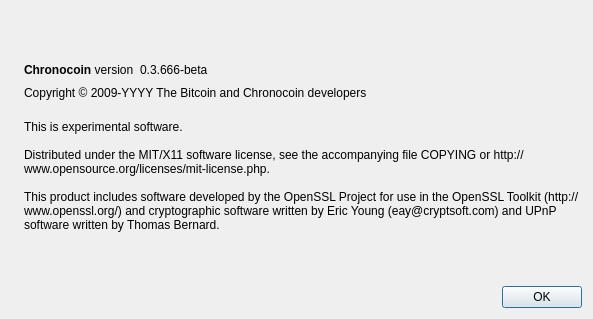
Before: the Qt Designer form src/qt/forms/aboutdialog.ui in chronokings/huntercoin, drawn with Qt 5.
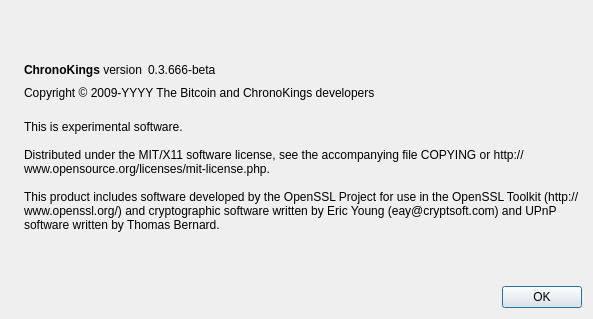
After: the same form once the commit is applied. Icons and pictures are not drawn.

Commit message: Renamed from Chronocoin to Chrono Kings to avoid similarity with some existing website.

Patch:
```diff
--- a/src/qt/forms/aboutdialog.ui
+++ b/src/qt/forms/aboutdialog.ui
@@ -50,7 +50,7 @@
           <cursorShape>IBeamCursor</cursorShape>
          </property>
          <property name="text">
-          <string>&lt;b&gt;Chronocoin&lt;/b&gt; version</string>
+          <string>&lt;b&gt;ChronoKings&lt;/b&gt; version</string>
          </property>
          <property name="textInteractionFlags">
           <set>Qt::LinksAccessibleByMouse|Qt::TextSelectableByKeyboard|Qt::TextSelectableByMouse</set>
@@ -91,7 +91,7 @@
         <cursorShape>IBeamCursor</cursorShape>
        </property>
        <property name="text">
-        <string notr="true">Copyright &amp;copy; 2009-YYYY The Bitcoin and Chronocoin developers</string>
+        <string notr="true">Copyright &amp;copy; 2009-YYYY The Bitcoin and ChronoKings developers</string>
        </property>
        <property name="textFormat">
         <enum>Qt::RichText</enum>
```
Left out of the diff: 2 changed lines with no effect on the pictures. The commit also changes 88 other files.
